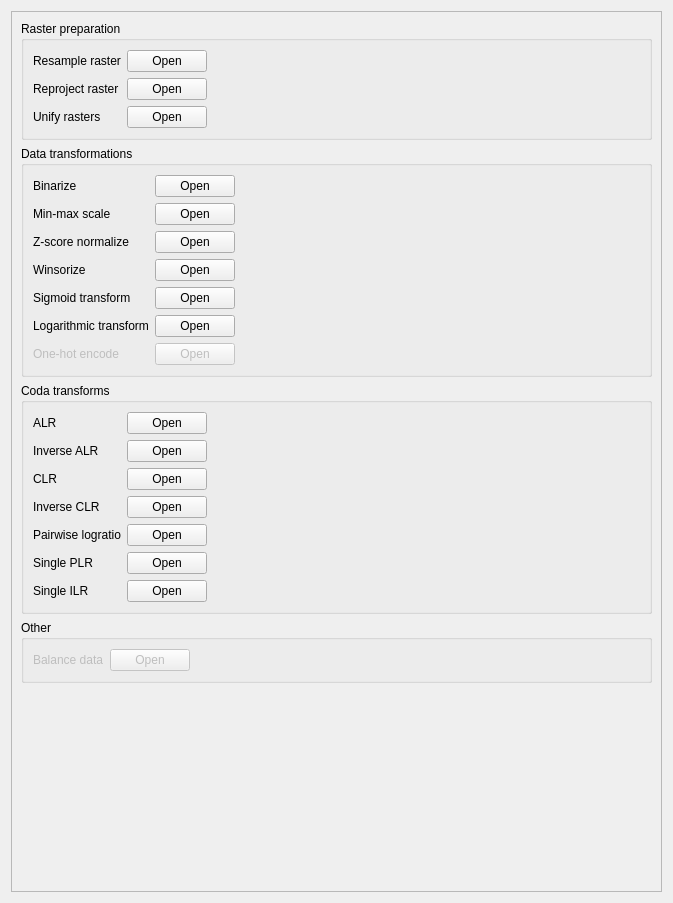
The window that eis_qgis_plugin/resources/ui/modeling/data_preparation.ui (GispoCoding/eis_qgis_plugin) describes before a commit, drawn with Qt 5.
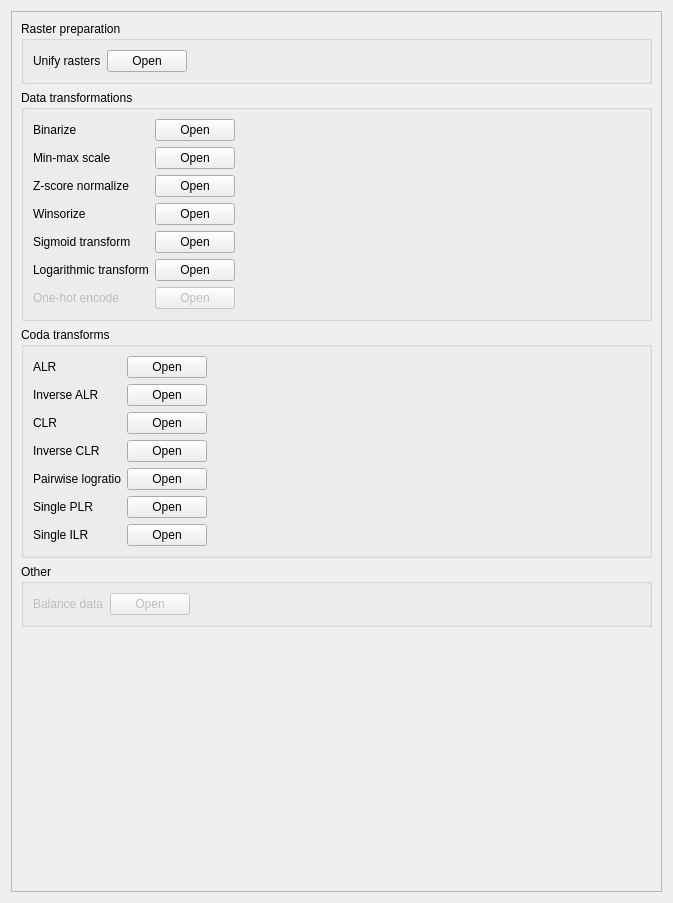
The same window after the commit.

Commit message: feat(ui): Remove reprojecting and resampling tool links from model data preparation

Diff of the .ui file:
```diff
--- a/eis_qgis_plugin/resources/ui/modeling/data_preparation.ui
+++ b/eis_qgis_plugin/resources/ui/modeling/data_preparation.ui
@@ -38,41 +38,13 @@
           <item>
            <layout class="QFormLayout" name="formLayout">
             <item row="0" column="0">
-             <widget class="QLabel" name="label_7">
-              <property name="text">
-               <string>Resample raster</string>
-              </property>
-             </widget>
-            </item>
-            <item row="0" column="1">
-             <widget class="QPushButton" name="open_resample_btn">
-              <property name="text">
-               <string>Open</string>
-              </property>
-             </widget>
-            </item>
-            <item row="1" column="0">
-             <widget class="QLabel" name="label_8">
-              <property name="text">
-               <string>Reproject raster</string>
-              </property>
-             </widget>
-            </item>
-            <item row="1" column="1">
-             <widget class="QPushButton" name="open_reproject_btn">
-              <property name="text">
-               <string>Open</string>
-              </property>
-             </widget>
-            </item>
-            <item row="2" column="0">
              <widget class="QLabel" name="label_6">
               <property name="text">
                <string>Unify rasters</string>
               </property>
              </widget>
             </item>
-            <item row="2" column="1">
+            <item row="0" column="1">
              <widget class="QPushButton" name="open_unify_btn">
               <property name="text">
                <string>Open</string>
```
